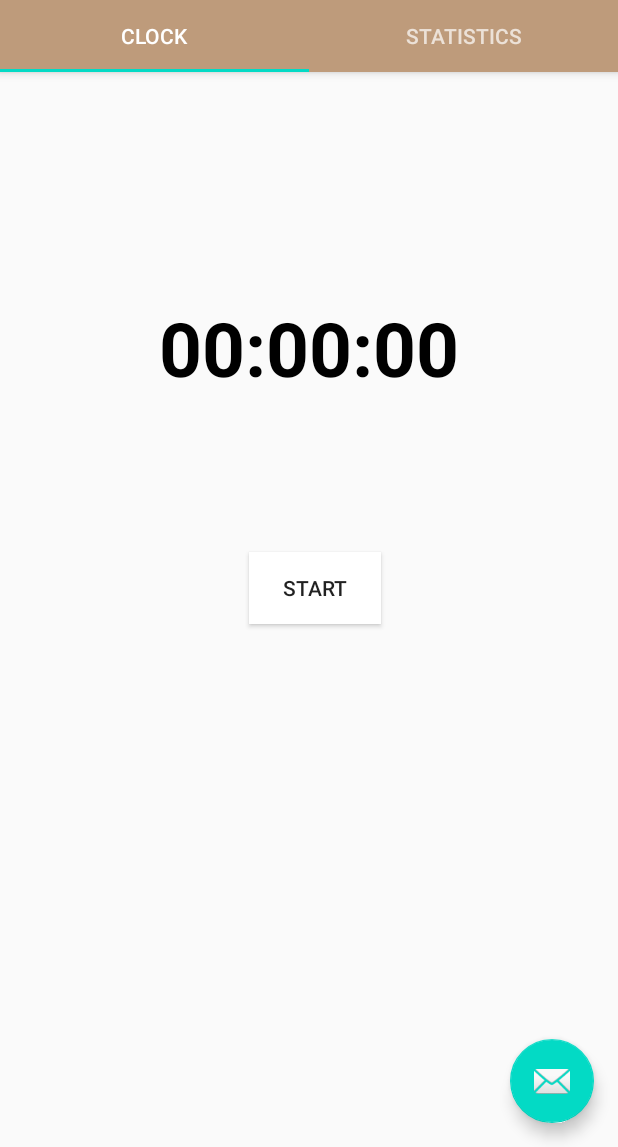
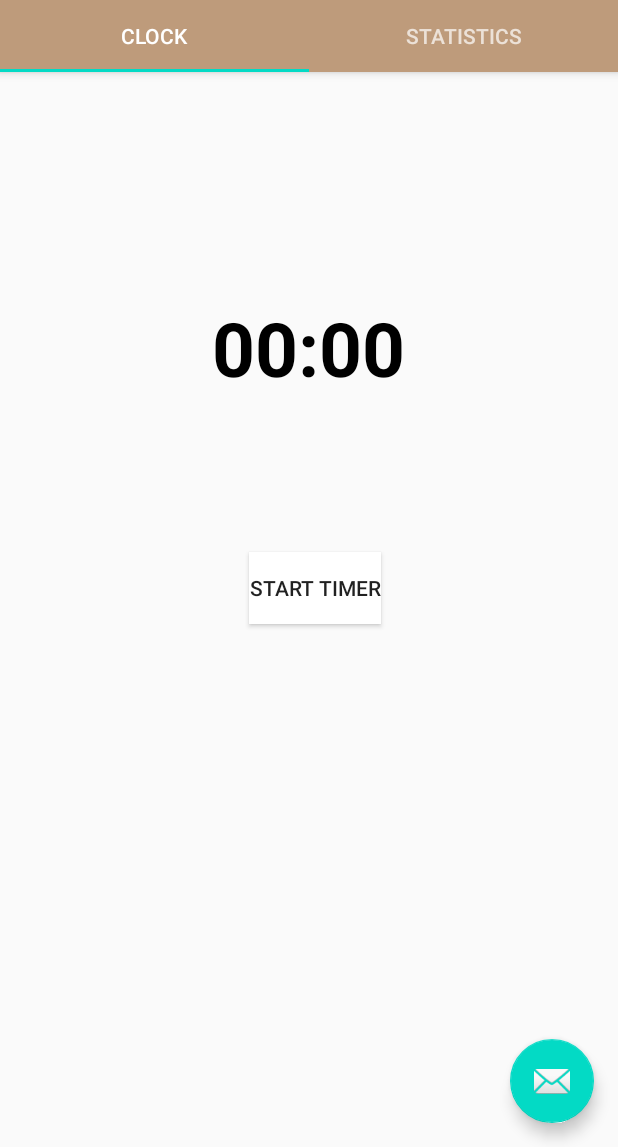
Before and after one commit to OriStats/OriStats, an Android app: the screen it shows after launch (MainActivity), on a phone screen of 412 x 824 dp, the part 89-1236 px from its top. Run offline under Robolectric (Android 15) with nearby library versions, the phone set to English and light mode, and no system bars.

Commit message:
first attempt mesquita

```diff
--- a/app/src/main/res/layout/stopwatch_fragment.xml
+++ b/app/src/main/res/layout/stopwatch_fragment.xml
@@ -4,16 +4,16 @@
     xmlns:tools="http://schemas.android.com/tools"
     android:layout_width="match_parent"
     android:layout_height="match_parent"
-    tools:context=".ui.main.Stopwatch">
+    tools:context=".ui.main.Stopwatch"
+    >
 
-    <TextView
-        android:id="@+id/tvTimer"
+    <Chronometer
+        android:id="@+id/c_meter"
         android:layout_width="wrap_content"
         android:layout_height="130dp"
         android:layout_marginTop="150dp"
         android:paddingBottom="50dp"
         android:layout_centerHorizontal="true"
-        android:text="00:00:00"
         android:textColor="#000000"
         android:textSize="50sp"
         android:textStyle="bold" />
@@ -22,12 +22,12 @@
         android:id="@+id/btStart"
         android:layout_width="wrap_content"
         android:layout_height="wrap_content"
-        android:layout_below="@+id/tvTimer"
+        android:layout_below="@+id/c_meter"
         android:layout_alignParentStart="true"
         android:layout_centerHorizontal="true"
         android:layout_marginStart="166dp"
         android:layout_marginTop="40dp"
         android:background="#ffffff"
-        android:text="Start" />
+        android:text="@string/start" />
 
 </RelativeLayout>
--- a/app/src/main/res/values/strings.xml
+++ b/app/src/main/res/values/strings.xml
@@ -2,4 +2,10 @@
     <string name="app_name">OriStats</string>
     <string name="tab_text_1">Clock</string>
     <string name="tab_text_2">Statistics</string>
+    //string for start button
+    <string name="start">Start Timer</string>
+    //string for stop button
+    <string name="stop">Stop Timer</string>
+    <string name="working">Started</string>
+    <string name="stopped">Stopped</string>
 </resources>
```
Also changed, not shown: app/src/main/java/com/oristats/MainActivity.kt (+37 -0 lines).
